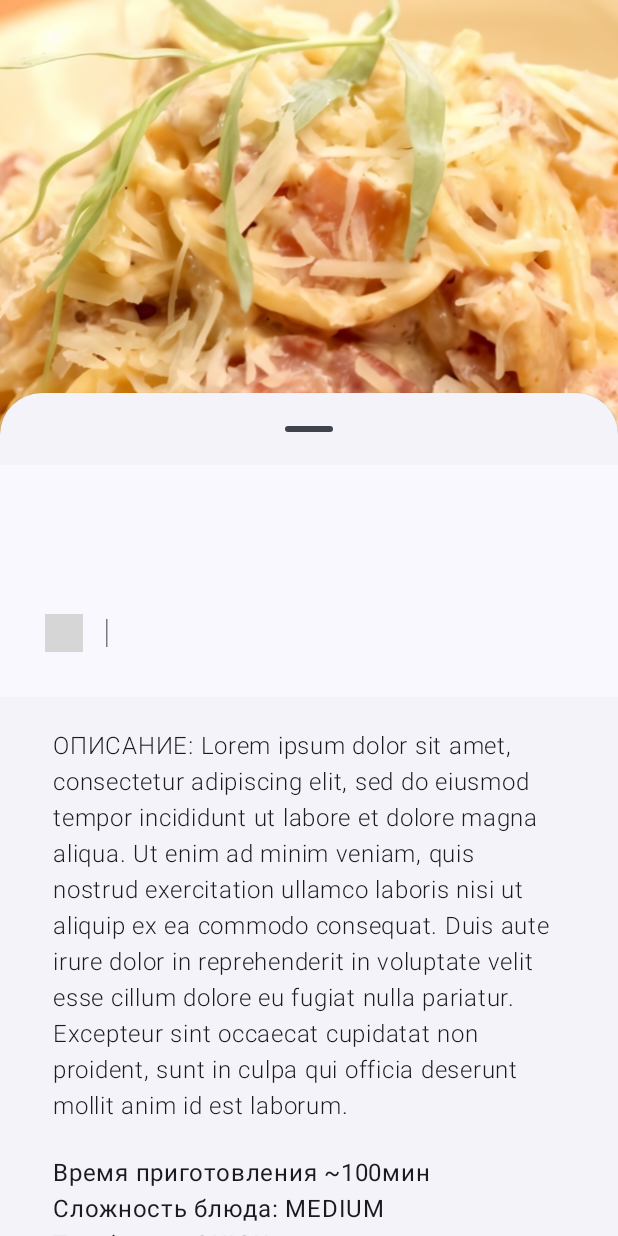
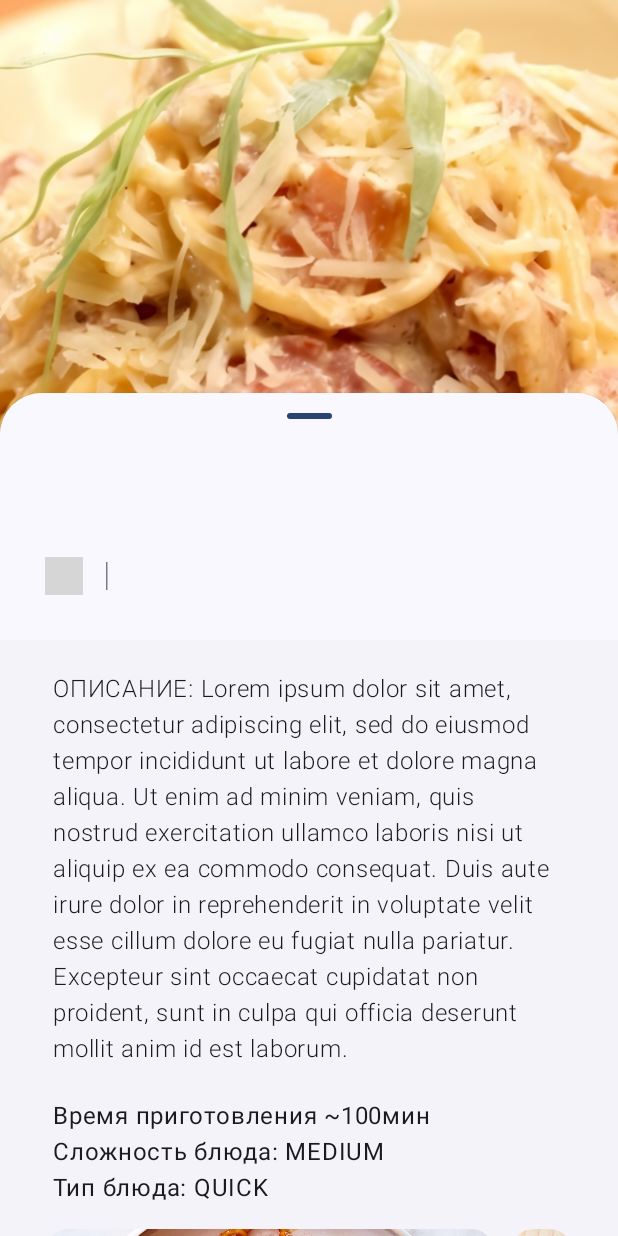
Before and after one commit to veselchak24/Culinario, an Android app built with Jetpack Compose: the RecipePage screen opened through its navigation route, on a phone screen of 412 x 824 dp. Run offline under Robolectric (Android 15) with nearby library versions, the phone set to English and light mode, and no system bars; pictures from the network do not load; grey boxes are pictures that could not be loaded.

Commit message:
Некоторые изменения в RecipePage.kt. Добавлена папка Screenshots, оттуда можно взять скрины для Readme

```diff
--- a/Culinario/app/build.gradle.kts
+++ b/Culinario/app/build.gradle.kts
@@ -1,11 +1,13 @@
 plugins {
     alias(libs.plugins.android.application)
     alias(libs.plugins.kotlin.android)
+
+    kotlin("plugin.serialization") version "2.1.0"
 }
 
 android {
     namespace = "com.culinario"
-    compileSdk = 34
+    compileSdk = 35
 
     defaultConfig {
         applicationId = "com.culinario"
@@ -71,4 +73,5 @@ dependencies {
     implementation(platform(libs.androidx.compose.bom.v20241001))
 
     implementation(libs.gson)
+    implementation(libs.kotlinx.serialization.json)
 }
--- a/Culinario/app/src/main/java/com/culinario/RecipePage.kt
+++ b/Culinario/app/src/main/java/com/culinario/RecipePage.kt
@@ -9,7 +9,6 @@ import androidx.compose.foundation.layout.Column
 import androidx.compose.foundation.layout.IntrinsicSize
 import androidx.compose.foundation.layout.Row
 import androidx.compose.foundation.layout.Spacer
-import androidx.compose.foundation.layout.fillMaxHeight
 import androidx.compose.foundation.layout.fillMaxSize
 import androidx.compose.foundation.layout.fillMaxWidth
 import androidx.compose.foundation.layout.height
@@ -19,8 +18,6 @@ import androidx.compose.foundation.layout.width
 import androidx.compose.foundation.rememberScrollState
 import androidx.compose.foundation.shape.RoundedCornerShape
 import androidx.compose.foundation.verticalScroll
-import androidx.compose.material.icons.Icons
-import androidx.compose.material.icons.rounded.Menu
 import androidx.compose.material3.BottomSheetScaffold
 import androidx.compose.material3.Card
 import androidx.compose.material3.CardDefaults
@@ -36,6 +33,7 @@ import androidx.compose.runtime.Composable
 import androidx.compose.ui.Alignment
 import androidx.compose.ui.Modifier
 import androidx.compose.ui.draw.clip
+import androidx.compose.ui.draw.clipToBounds
 import androidx.compose.ui.layout.ContentScale
 import androidx.compose.ui.platform.LocalConfiguration
 import androidx.compose.ui.res.painterResource
@@ -60,20 +58,36 @@ fun RecipePage(recipe: Recipe, modifier: Modifier = Modifier) {
     BottomSheetScaffold(
         scaffoldState = scaffoldState,
         sheetTonalElevation = 10.dp,
+        sheetDragHandle = {
+            Box (Modifier
+                .fillMaxWidth()
+                .height(30.dp)
+                .background(MaterialTheme.colorScheme.background)
+            ) {
+                Box(Modifier
+                    .width(30.dp)
+                    .height(4.dp)
+                    .clip(RoundedCornerShape(15.dp))
+                    .background(MaterialTheme.colorScheme.primary)
+                    .align(Alignment.Center)
+                ) { }
+            }
+        },
         sheetPeekHeight = screenHeight / 2 + 150.dp,
 
         sheetContent = {
             Column(
                 modifier = Modifier
                     .fillMaxWidth()
-                    .verticalScroll(rememberScrollState()),
+                    .verticalScroll(rememberScrollState())
+                    .clipToBounds(),
                 verticalArrangement = Arrangement.spacedBy(5.dp)
             ) {
                 Column (
                     Modifier
                         .background(MaterialTheme.colorScheme.background)
                         .fillMaxWidth()
-                        .padding(start = 30.dp, top = 30.dp, end = 30.dp, bottom = 30.dp),
+                        .padding(start = 30.dp, top = 10.dp, end = 30.dp, bottom = 30.dp),
                     verticalArrangement = Arrangement.spacedBy(5.dp)
                 ) {
                     Text(
--- a/Culinario/app/src/main/java/com/culinario/SerializationDemoPage.kt
+++ b/Culinario/app/src/main/java/com/culinario/SerializationDemoPage.kt
@@ -124,6 +124,7 @@ fun MainPage(modifier: Modifier = Modifier, navController: NavController) {
                 cookingSpeed = 100,
                 difficulty = Difficulty.MEDIUM
             )
+
             RecipeSaverLoader().saveRecipe(recipe, LocalRecipeSaverLoader(), context)
         }) {
             Text(text = "Save data")
```
Also changed, not shown: 2 other files.
